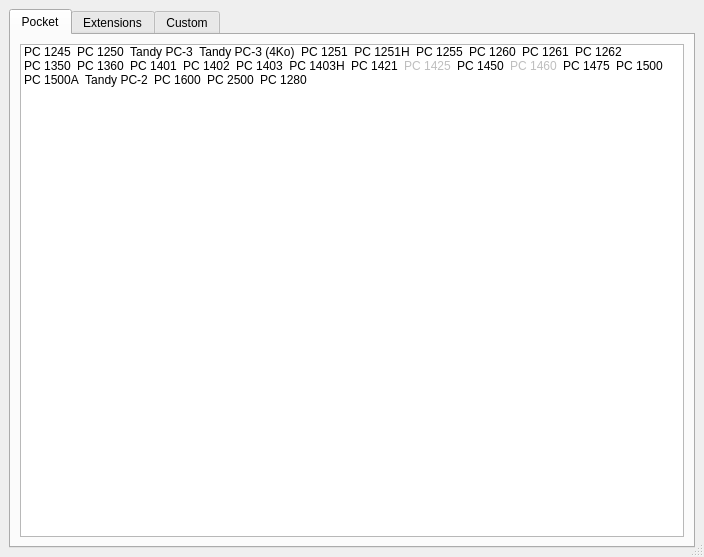
The window that ui/startup.ui (TheProjecter/pockemul) describes before a commit, drawn with Qt 5.
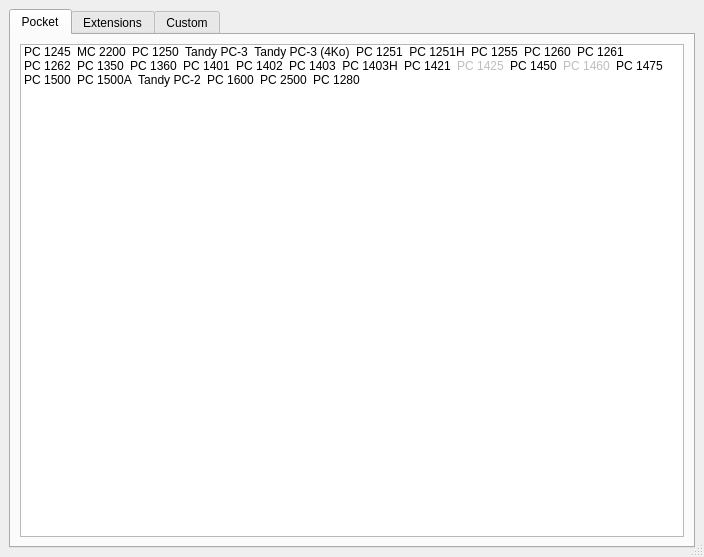
The same window after the commit. Icons and pictures are not drawn.

```diff
--- a/ui/startup.ui
+++ b/ui/startup.ui
@@ -107,6 +107,15 @@
             <normaloff>:/PC1245/pc1245/pc1245.png</normaloff>:/PC1245/pc1245/pc1245.png</iconset>
           </property>
          </item>
+         <item>
+          <property name="text">
+           <string>MC 2200</string>
+          </property>
+          <property name="icon">
+           <iconset resource="../resources/pc1245.qrc">
+            <normaloff>:/PC1245/pc1245/mc2200.png</normaloff>:/PC1245/pc1245/mc2200.png</iconset>
+          </property>
+         </item>
          <item>
           <property name="text">
            <string>PC 1250</string>
```
